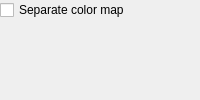
Above: tomviz/ModulePropertiesPanel.ui from OpenChemistry/tomviz before the change. Below: the same form after it.
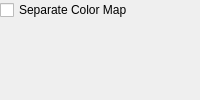
That is the form after the change.

Commit message:
Change label for separate color map option
Capitalize words to make it consistent with other UI labels.

What changed in the file:
```diff
--- a/tomviz/ModulePropertiesPanel.ui
+++ b/tomviz/ModulePropertiesPanel.ui
@@ -15,7 +15,7 @@
       <string>&lt;html&gt;&lt;head/&gt;&lt;body&gt;&lt;p&gt;When checked, tomviz will use a separate color map for this module. Otherwise, the default behavior is to use the color map associated with the data.  &lt;/p&gt;&lt;/body&gt;&lt;/html&gt;</string>
      </property>
      <property name="text">
-      <string>Separate color map</string>
+      <string>Separate Color Map</string>
      </property>
     </widget>
    </item>
```
